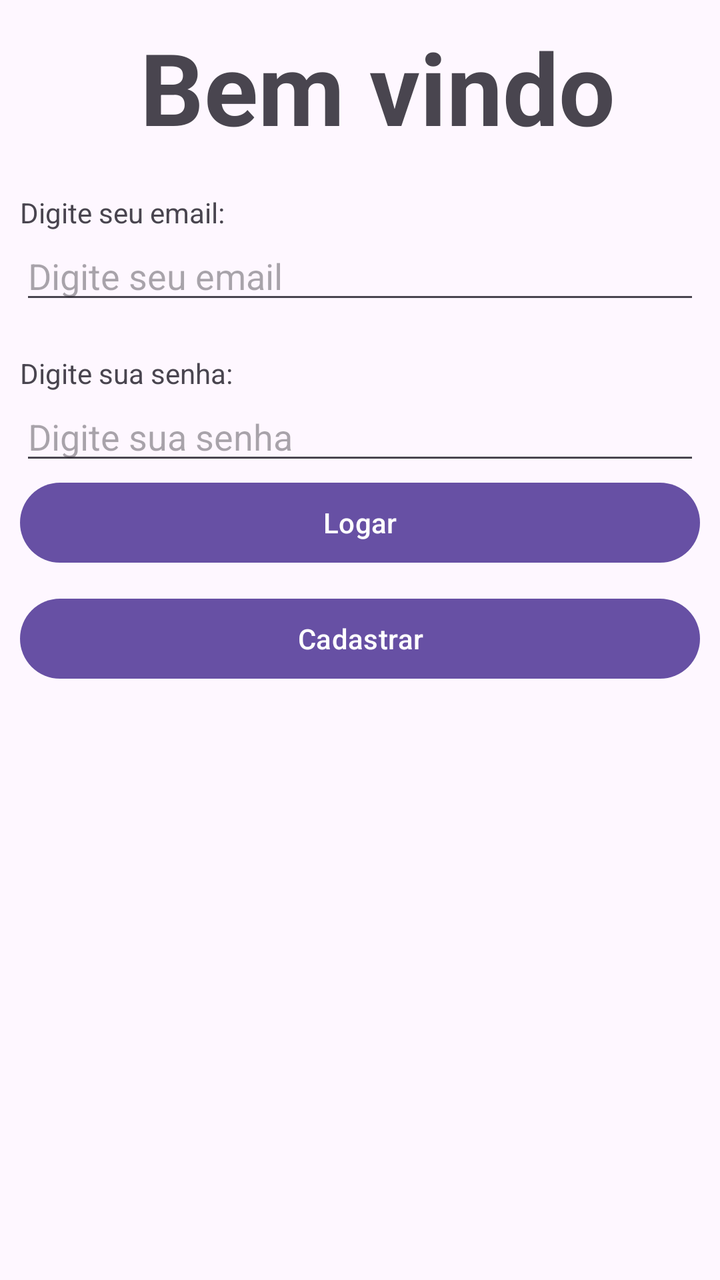
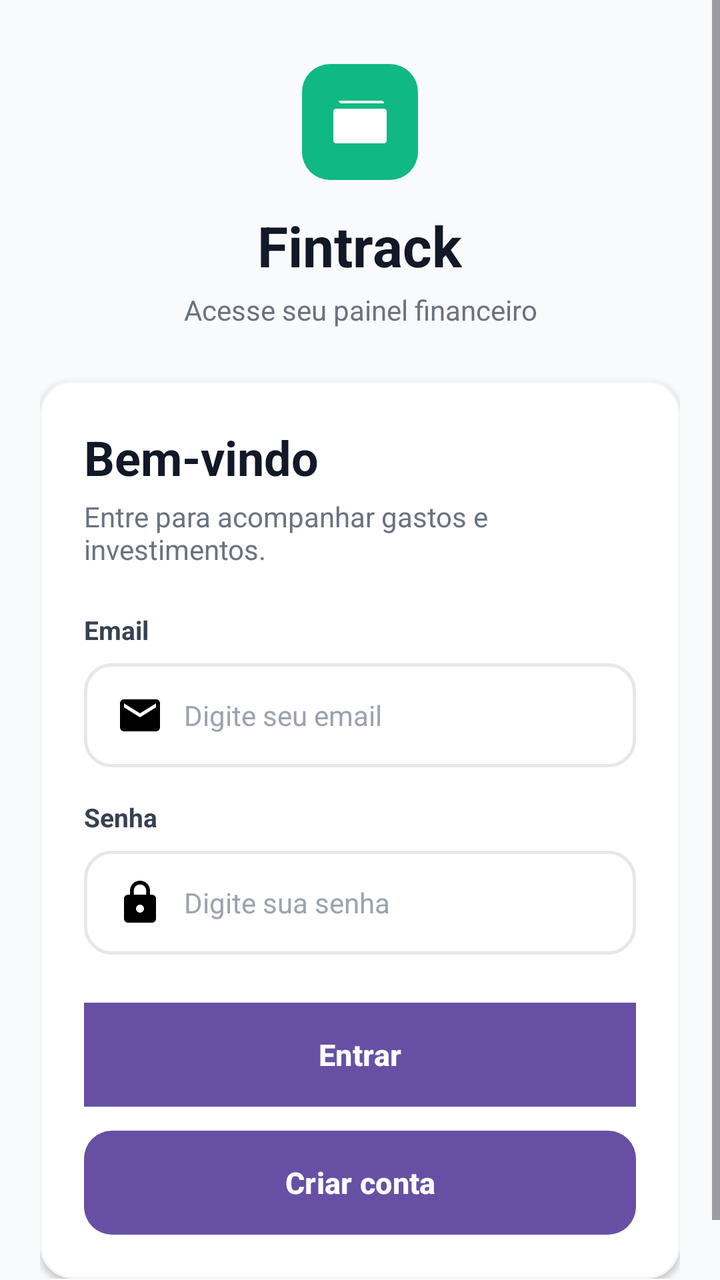

Two renders of the same Android screen: before a commit and after it. Below are the layout's source before the change and the commit's diff.
<!-- AndroidManifest.xml: application theme Theme.Financas -->
<!-- res/layout/activity_main.xml -->
<?xml version="1.0" encoding="utf-8"?>
<LinearLayout
    xmlns:android="http://schemas.android.com/apk/res/android"
    xmlns:tools="http://schemas.android.com/tools"
    android:id="@+id/main"
    android:layout_width="match_parent"
    android:layout_height="match_parent"
    tools:context=".MainActivity"
    android:orientation="vertical"
    android:padding="10dp">
    <TextView
        android:layout_width="wrap_content"
        android:layout_height="wrap_content"
        android:text="Bem vindo"
        android:textSize="50sp"
        android:layout_marginLeft="60dp"
        android:textStyle="bold"
        />
    <TextView
        android:layout_width="wrap_content"
        android:layout_height="wrap_content"
        android:text="Digite seu email: "
        android:layout_marginTop="20dp"
        />
    <EditText
        android:id="@+id/edtEmail"
        android:layout_width="match_parent"
        android:layout_height="wrap_content"
        android:hint="Digite seu email"
        />
    <TextView
        android:layout_width="wrap_content"
        android:layout_height="wrap_content"
        android:text="Digite sua senha: "
        android:layout_marginTop="20dp"
        />
    <EditText
        android:id="@+id/edtSenha"
        android:layout_width="match_parent"
        android:layout_height="wrap_content"
        android:hint="Digite sua senha"
        />
    <Button
        android:id="@+id/btnLogar"
        android:layout_width="match_parent"
        android:layout_height="wrap_content"
        android:text="Logar"
        android:onClick="logar"
        />
    <Button
        android:id="@+id/btnCadastrar"
        android:layout_marginTop="10dp"
        android:layout_width="match_parent"
        android:layout_height="wrap_content"
        android:text="Cadastrar"
        android:onClick="irCadastro"
        />


</LinearLayout>
<!-- resources referenced by this layout -->
<resources>
  <style name="Theme.Financas" parent="Base.Theme.Financas" />
  <style name="Base.Theme.Financas" parent="Theme.Material3.DayNight.NoActionBar">
          
          
      </style>
</resources>

<!-- the commit's change to res/layout/activity_main.xml (unified diff, before → after) -->
@@ -1,60 +1,163 @@
 <?xml version="1.0" encoding="utf-8"?>
-<LinearLayout
+<ScrollView
     xmlns:android="http://schemas.android.com/apk/res/android"
+    xmlns:app="http://schemas.android.com/apk/res-auto"
     xmlns:tools="http://schemas.android.com/tools"
     android:id="@+id/main"
     android:layout_width="match_parent"
     android:layout_height="match_parent"
-    tools:context=".MainActivity"
-    android:orientation="vertical"
-    android:padding="10dp">
-    <TextView
-        android:layout_width="wrap_content"
-        android:layout_height="wrap_content"
-        android:text="Bem vindo"
-        android:textSize="50sp"
-        android:layout_marginLeft="60dp"
-        android:textStyle="bold"
-        />
-    <TextView
-        android:layout_width="wrap_content"
-        android:layout_height="wrap_content"
-        android:text="Digite seu email: "
-        android:layout_marginTop="20dp"
-        />
-    <EditText
-        android:id="@+id/edtEmail"
+    android:background="#F9FAFB"
+    android:fillViewport="true"
+    tools:context=".MainActivity">
+
+    <LinearLayout
         android:layout_width="match_parent"
-        android:layout_height="wrap_content"
-        android:hint="Digite seu email"
-        />
-    <TextView
-        android:layout_width="wrap_content"
-        android:layout_height="wrap_content"
-        android:text="Digite sua senha: "
-        android:layout_marginTop="20dp"
-        />
-    <EditText
-        android:id="@+id/edtSenha"
-        android:layout_width="match_parent"
-        android:layout_height="wrap_content"
-        android:hint="Digite sua senha"
-        />
-    <Button
-        android:id="@+id/btnLogar"
-        android:layout_width="match_parent"
-        android:layout_height="wrap_content"
-        android:text="Logar"
-        android:onClick="logar"
-        />
-    <Button
-        android:id="@+id/btnCadastrar"
-        android:layout_marginTop="10dp"
-        android:layout_width="match_parent"
-        android:layout_height="wrap_content"
-        android:text="Cadastrar"
-        android:onClick="irCadastro"
-        />
+        android:layout_height="match_parent"
+        android:gravity="center"
+        android:orientation="vertical"
+        android:paddingStart="20dp"
+        android:paddingTop="32dp"
+        android:paddingEnd="20dp"
+        android:paddingBottom="32dp">
 
+        <LinearLayout
+            android:layout_width="match_parent"
+            android:layout_height="wrap_content"
+            android:gravity="center"
+            android:orientation="vertical"
+            android:layout_marginBottom="26dp">
 
-</LinearLayout>
+            <ImageView
+                android:layout_width="58dp"
+                android:layout_height="58dp"
+                android:background="@drawable/bg_logo_rounded"
+                android:contentDescription="Logo Fintrack"
+                android:padding="13dp"
+                android:src="@drawable/ic_wallet"
+                app:tint="#FFFFFF" />
+
+            <TextView
+                android:layout_width="wrap_content"
+                android:layout_height="wrap_content"
+                android:layout_marginTop="14dp"
+                android:text="Fintrack"
+                android:textColor="#111827"
+                android:textSize="28sp"
+                android:textStyle="bold" />
+
+            <TextView
+                android:layout_width="wrap_content"
+                android:layout_height="wrap_content"
+                android:layout_marginTop="4dp"
+                android:gravity="center"
+                android:text="Acesse seu painel financeiro"
+                android:textColor="#6B7280"
+                android:textSize="14sp" />
+        </LinearLayout>
+
+        <LinearLayout
+            android:layout_width="match_parent"
+            android:layout_height="wrap_content"
+            android:background="@drawable/bg_card"
+            android:elevation="2dp"
+            android:orientation="vertical"
+            android:padding="22dp">
+
+            <TextView
+                android:layout_width="wrap_content"
+                android:layout_height="wrap_content"
+                android:text="Bem-vindo"
+                android:textColor="#111827"
+                android:textSize="24sp"
+                android:textStyle="bold" />
+
+            <TextView
+                android:layout_width="wrap_content"
+                android:layout_height="wrap_content"
+                android:layout_marginTop="4dp"
+                android:layout_marginBottom="22dp"
+                android:text="Entre para acompanhar gastos e investimentos."
+                android:textColor="#6B7280"
+                android:textSize="14sp" />
+
+            <TextView
+                android:layout_width="wrap_content"
+                android:layout_height="wrap_content"
+                android:text="Email"
+                android:textColor="#374151"
+                android:textSize="13sp"
+                android:textStyle="bold" />
+
+            <EditText
+                android:id="@+id/edtEmail"
+                android:layout_width="match_parent"
+                android:layout_height="52dp"
+                android:layout_marginTop="8dp"
+                android:background="@drawable/bg_input"
+                android:drawableStart="@drawable/ic_email"
+                android:drawablePadding="10dp"
+                android:hint="Digite seu email"
+                android:inputType="textEmailAddress"
+                android:paddingStart="16dp"
+                android:paddingEnd="16dp"
+                android:singleLine="true"
+                android:textColor="#111827"
+                android:textColorHint="#9CA3AF"
+                android:textSize="14sp" />
+
+            <TextView
+                android:layout_width="wrap_content"
+                android:layout_height="wrap_content"
+                android:layout_marginTop="16dp"
+                android:text="Senha"
+                android:textColor="#374151"
+                android:textSize="13sp"
+                android:textStyle="bold" />
+
+            <EditText
+                android:id="@+id/edtSenha"
+                android:layout_width="match_parent"
+                android:layout_height="52dp"
+                android:layout_marginTop="8dp"
+                android:background="@drawable/bg_input"
+                android:drawableStart="@drawable/ic_lock"
+                android:drawablePadding="10dp"
+                android:hint="Digite sua senha"
+                android:inputType="textPassword"
+                android:paddingStart="16dp"
+                android:paddingEnd="16dp"
+                android:singleLine="true"
+                android:textColor="#111827"
+                android:textColorHint="#9CA3AF"
+                android:textSize="14sp" />
+
+            <Button
+                android:id="@+id/btnLogar"
+                android:layout_width="match_parent"
+                android:layout_height="52dp"
+                android:layout_marginTop="24dp"
+                android:background="@color/cardview_dark_background"
+                android:backgroundTint="@null"
+                android:onClick="logar"
+                android:text="Entrar"
+                android:textAllCaps="false"
+                android:textColor="#FFFFFF"
+                android:textSize="15sp"
+                android:textStyle="bold" />
+
+            <Button
+                android:id="@+id/btnCadastrar"
+                android:layout_width="match_parent"
+                android:layout_height="52dp"
+                android:layout_marginTop="12dp"
+                android:background="@drawable/bg_button_green"
+                android:backgroundTint="@null"
+                android:onClick="irCadastro"
+                android:text="Criar conta"
+                android:textAllCaps="false"
+                android:textColor="#FFFFFF"
+                android:textSize="15sp"
+                android:textStyle="bold" />
+        </LinearLayout>
+    </LinearLayout>
+</ScrollView>
<!-- resource entries referenced after the edit -->
@@ -1,6 +1,78 @@
 <!-- resources referenced by this layout -->
 <resources>
+  <!-- drawable bg_button_green (drawable) -->
+  <?xml version="1.0" encoding="utf-8"?>
+  <shape xmlns:android="http://schemas.android.com/apk/res/android"
+      android:shape="rectangle">
+      <solid android:color="@color/emerald_green" />
+      <corners android:radius="14dp" />
+  </shape>
+  <!-- drawable bg_card (drawable) -->
+  <?xml version="1.0" encoding="utf-8"?>
+  <shape xmlns:android="http://schemas.android.com/apk/res/android"
+      android:shape="rectangle">
+      <solid android:color="#FFFFFF" />
+      <corners android:radius="16dp" />
+      <stroke android:width="1dp" android:color="#F3F4F6" />
+  </shape>
+  <!-- drawable bg_input (drawable) -->
+  <?xml version="1.0" encoding="utf-8"?>
+  <shape xmlns:android="http://schemas.android.com/apk/res/android"
+      android:shape="rectangle">
+      <solid android:color="#FFFFFF" />
+      <corners android:radius="13dp" />
+      <stroke
+          android:width="1.5dp"
+          android:color="#E5E7EB" />
+  </shape>
+  <!-- drawable bg_logo_rounded (drawable) -->
+  <?xml version="1.0" encoding="utf-8"?>
+  <shape xmlns:android="http://schemas.android.com/apk/res/android"
+      android:shape="rectangle">
+      <solid android:color="#10B981" />
+      <corners android:radius="14dp" />
+  </shape>
+  <!-- drawable ic_email (drawable) -->
+  <?xml version="1.0" encoding="utf-8"?>
+  <vector xmlns:android="http://schemas.android.com/apk/res/android"
+      android:width="24dp"
+      android:height="24dp"
+      android:viewportWidth="24"
+      android:viewportHeight="24">
+      <path
+          android:fillColor="#000000"
+          android:pathData="M20,4H4C2.9,4 2.01,4.9 2.01,6L2,18C2,19.1 2.9,20 4,20H20C21.1,20 22,19.1 22,18V6C22,4.9 21.1,4 20,4ZM20,8L12,13L4,8V6L12,11L20,6V8Z" />
+  </vector>
+  <!-- drawable ic_lock (drawable) -->
+  <?xml version="1.0" encoding="utf-8"?>
+  <vector xmlns:android="http://schemas.android.com/apk/res/android"
+      android:width="24dp"
+      android:height="24dp"
+      android:viewportWidth="24"
+      android:viewportHeight="24">
+      <path
+          android:fillColor="#000000"
+          android:pathData="M18,8H17V6C17,3.24 14.76,1 12,1C9.24,1 7,3.24 7,6V8H6C4.9,8 4,8.9 4,10V20C4,21.1 4.9,22 6,22H18C19.1,22 20,21.1 20,20V10C20,8.9 19.1,8 18,8ZM12,17C10.9,17 10,16.1 10,15C10,13.9 10.9,13 12,13C13.1,13 14,13.9 14,15C14,16.1 13.1,17 12,17ZM15.1,8H8.9V6C8.9,4.29 10.29,2.9 12,2.9C13.71,2.9 15.1,4.29 15.1,6V8Z" />
+  </vector>
+  <!-- drawable ic_wallet (drawable) -->
+  <?xml version="1.0" encoding="utf-8"?>
+  <vector xmlns:android="http://schemas.android.com/apk/res/android"
+      android:width="24dp"
+      android:height="24dp"
+      android:viewportWidth="24"
+      android:viewportHeight="24">
+      <path
+          android:fillColor="#000000"
+          android:pathData="M21,7H3C2.45,7 2,7.45 2,8V19C2,19.55 2.45,20 3,20H21C21.55,20 22,19.55 22,19V8C22,7.45 21.55,7 21,7Z" />
+      <path
+          android:fillColor="#000000"
+          android:pathData="M21,5H5C4.45,5 4,4.55 4,4H20C20,4 20.56,4.03 21,4.5V5Z" />
+      <path
+          android:fillColor="#FFFFFF"
+          android:pathData="M16,13.5C16,14.33 16.67,15 17.5,15C18.33,15 19,14.33 19,13.5C19,12.67 18.33,12 17.5,12C16.67,12 16,12.67 16,13.5Z" />
+  </vector>
   <style name="Theme.Financas" parent="Base.Theme.Financas" />
+  <color name="emerald_green">#10B981</color>
   <style name="Base.Theme.Financas" parent="Theme.Material3.DayNight.NoActionBar">
           
           
